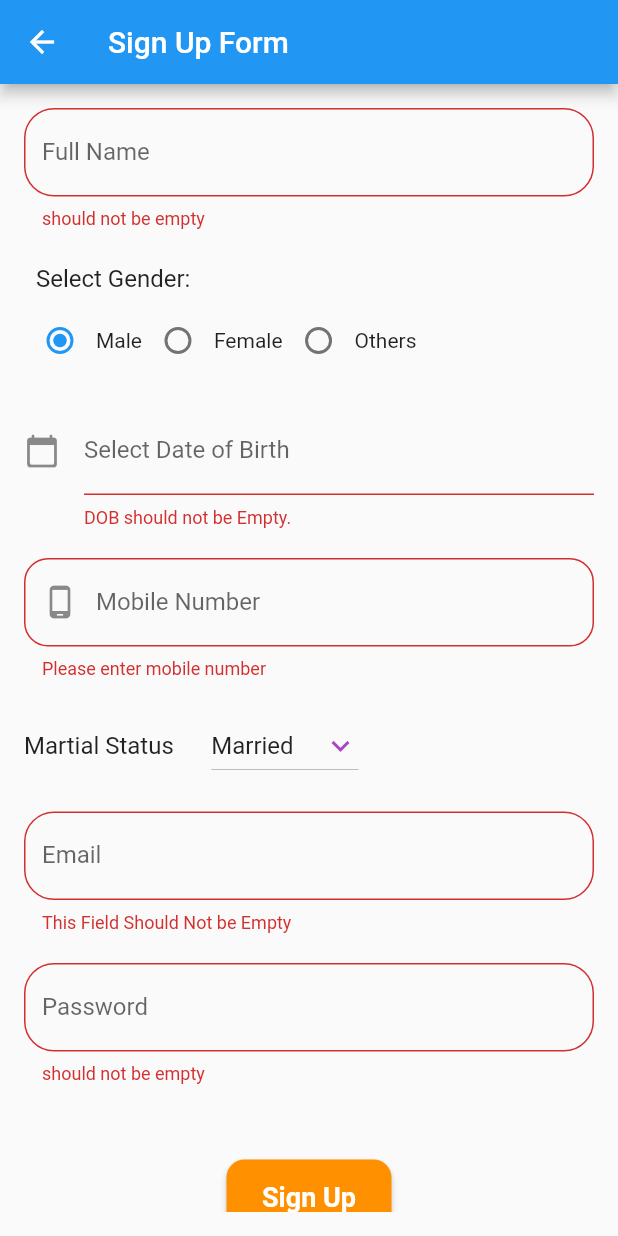
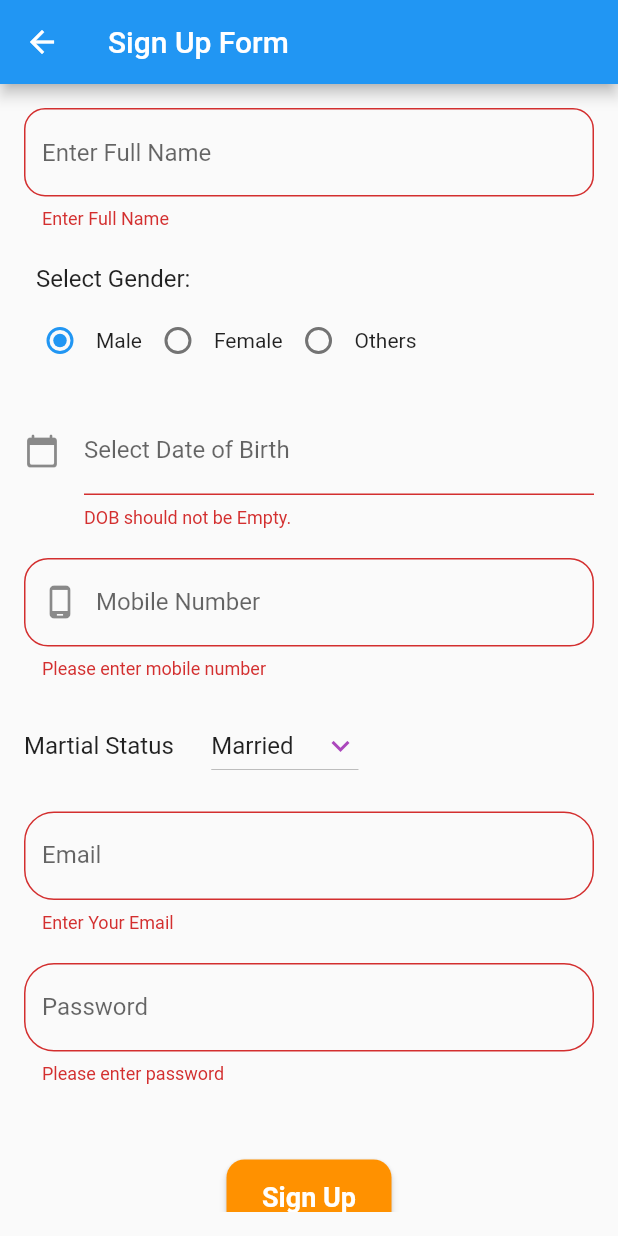
Before and after one commit to Yazoo555/-flutter_intern, a Flutter app: the Signup screen opened directly, after a tap on "Sign Up", on a phone screen of 412 x 824 dp. Run offline on Flutter 3.47's test engine with Material 2 defaults, Android fonts, the phone set to English and light mode, and no system bars; our stand-ins replace shared_preferences; accounts and stored records are empty.

Commit message:
Third Commit-->333

```diff
--- a/lib/Signup.dart
+++ b/lib/Signup.dart
@@ -120,23 +120,20 @@ class _SignupState extends State<Signup> {
                 crossAxisAlignment: CrossAxisAlignment.start,
                 children: [
                   TextFormField(
-                    validator: (text) {
-                      final regex = RegExp(r'^[a-zA-Z0-9 ]*$');
-                      if (text == null || text.isEmpty) {
-                        return "should not be empty";
-                      } else if (!regex.hasMatch(text)) {
-                        return "Name cannot have numbers";
+                    controller: fullname,
+                    validator: (value) {
+                      if (value == null || value.isEmpty) {
+                        return "Enter Full Name";
+                      } else if (RegExp(r'[^a-zA-Z ]').hasMatch(value)) {
+                        return 'Name cannot have numbers';
                       }
                       return null;
                     },
-                    controller: fullname,
                     decoration: InputDecoration(
-                      labelText: 'Full Name',
-                      labelStyle: const TextStyle(fontSize: 16),
-                      hintText: 'Enter your fullname',
+                      hintText: "Enter Full Name",
                       border: OutlineInputBorder(
-                        borderRadius: BorderRadius.circular(20),
-                        borderSide: const BorderSide(color: Colors.black),
+                        borderRadius: BorderRadius.circular(14),
+                        borderSide: BorderSide(color: Colors.black),
                       ),
                     ),
                   ),
@@ -287,15 +284,13 @@ class _SignupState extends State<Signup> {
                     height: 20,
                   ),
                   TextFormField(
-                    validator: (text) {
-                      final regex = RegExp(
-                          r"^[a-zA-Z0-9.a-zA-Z0-9.!#$%&'*+-/=?^_`{|}~]+@[a-zA-Z0-9]+\.[a-zA-Z]+");
-                      if (text == null || text.isEmpty) {
-                        return "This Field Should Not be Empty";
-                      } else if (text.length > 15) {
-                        return 'Length size=15';
-                      } else if (!regex.hasMatch(text)) {
-                        return "enter a valid mail";
+                    validator: (value) {
+                      if (value == null || value.isEmpty) {
+                        return "Enter Your Email";
+                      } else if (!RegExp(
+                              r"^[a-zA-Z0-9.a-zA-Z0-9.!#$%&'*+-/=?^_`{|}~]+@[a-zA-Z0-9]+\.[a-zA-Z]+")
+                          .hasMatch(value)) {
+                        return 'Invalid email format';
                       }
                       return null;
                     },
@@ -314,13 +309,11 @@ class _SignupState extends State<Signup> {
                     height: 20,
                   ),
                   TextFormField(
-                    validator: (text) {
-                      final regex =
-                          RegExp(r"(?=.*\d)(?=.*[a-z])(?=.*[A-Z])(?=.*\W)");
-                      if (text == null || text.isEmpty) {
-                        return "should not be empty";
-                      } else if (!regex.hasMatch(text)) {
-                        return "Contain special character,numbers and capital and small letter";
+                    validator: (value) {
+                      if (value == null || value.isEmpty) {
+                        return "Please enter password";
+                      } else if (value.length < 8) {
+                        return 'Password must be at least 8 characters long';
                       }
                       return null;
                     },
--- a/lib/dashb.dart
+++ b/lib/dashb.dart
@@ -24,32 +24,33 @@ class _DashboardState extends State<Dashboard> {
             children: [
               Text(
                 "Welcome to Dashboard: ${widget.userData.fullname}",
-                style: TextStyle(fontSize: 30, fontWeight: FontWeight.bold),
+                style:
+                    const TextStyle(fontSize: 30, fontWeight: FontWeight.bold),
               ),
-              SizedBox(height: 40),
+              const SizedBox(height: 40),
               Text(
                 "Full Name: ${widget.userData.fullname}",
-                style: TextStyle(fontSize: 18),
+                style: const TextStyle(fontSize: 18),
               ),
               Text(
                 "Email: ${widget.userData.email}",
-                style: TextStyle(fontSize: 18),
+                style: const TextStyle(fontSize: 18),
               ),
               Text(
                 "Date of Birth: ${widget.userData.dateofbirth}",
-                style: TextStyle(fontSize: 18),
+                style: const TextStyle(fontSize: 18),
               ),
               Text(
                 "Gender: ${widget.userData.gender}",
-                style: TextStyle(fontSize: 18),
+                style: const TextStyle(fontSize: 18),
               ),
               Text(
                 "Mobile Number: ${widget.userData.mobilenumber}",
-                style: TextStyle(fontSize: 18),
+                style: const TextStyle(fontSize: 18),
               ),
               Text(
                 "Marital Status: ${widget.userData.martialstatus}",
-                style: TextStyle(fontSize: 18),
+                style: const TextStyle(fontSize: 18),
               ),
               // Add more fields as needed
             ],
--- a/lib/main.dart
+++ b/lib/main.dart
@@ -1,4 +1,3 @@
-import 'package:day_seven/Signup.dart';
 import 'package:day_seven/login.dart';
 import 'package:flutter/material.dart';
 
```
